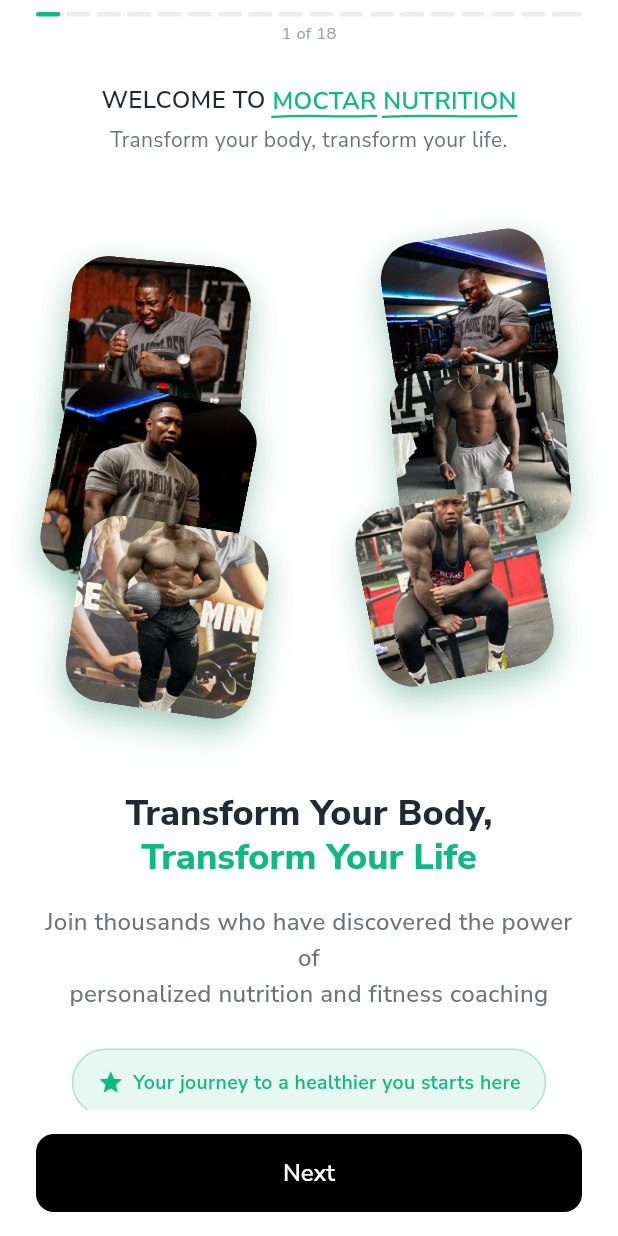
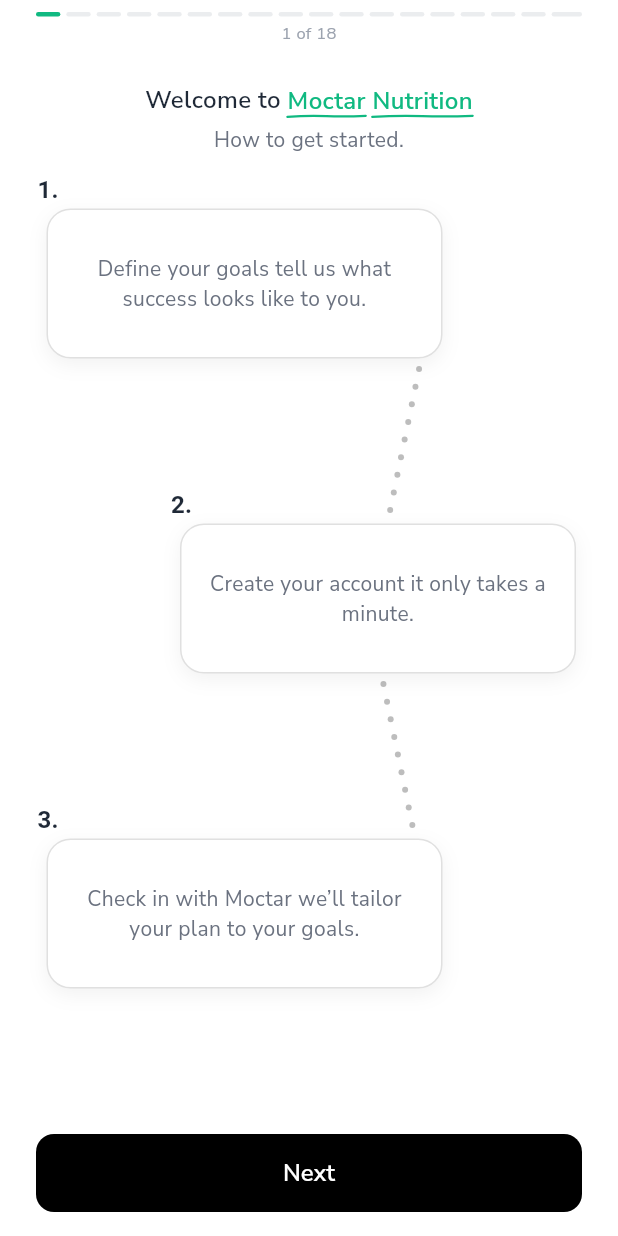
Before and after one commit to mahmoudal99/moctarnutrition, a Flutter app: the OnboardingScreen screen opened by its route, on a phone screen of 412 x 824 dp. Run offline on Flutter 3.47's test engine with Material 3 defaults, Android fonts, the phone set to English and light mode, and no system bars; our stand-ins replace auth_buttons, cached_network_image, cloud_firestore, confetti, firebase_auth, firebase_core and 18 more; missing offline and left inert: flutter_floating_bottom_bar, flutter_stripe, mobile_scanner, openfoodfacts; accounts and stored records are empty; project files that could hold a hidden picture were left out.

Commit message:
Improve get started screen

```diff
--- a/lib/features/onboarding/presentation/steps/onboarding_welcome_step.dart
+++ b/lib/features/onboarding/presentation/steps/onboarding_welcome_step.dart
@@ -1,7 +1,5 @@
+import 'package:champions_gym_app/core/constants/app_constants.dart';
 import 'package:flutter/material.dart';
-import '../../../../core/constants/app_constants.dart';
-import 'package:google_fonts/google_fonts.dart';
-import 'dart:math' as math;
 
 class OnboardingWelcomeStep extends StatefulWidget {
   const OnboardingWelcomeStep({super.key});
@@ -10,249 +8,187 @@
   State<OnboardingWelcomeStep> createState() => _OnboardingWelcomeStepState();
 }
 
-class _OnboardingWelcomeStepState extends State<OnboardingWelcomeStep>
-    with TickerProviderStateMixin {
-  late AnimationController _floatController;
-  late AnimationController _fadeController;
-  late Animation<double> _floatAnimation;
-  late Animation<double> _fadeAnimation;
-
-  final List<String> _transformationImages = [
-    'assets/images/moc_one.jpg',
-    'assets/images/moc_two.jpg',
-    'assets/images/moc_three.jpg',
-    'assets/images/moc_four.png',
-    'assets/images/moc_five.png',
-    'assets/images/moc_six.png',
-  ];
-
-  @override
-  void initState() {
-    super.initState();
-    _floatController = AnimationController(
-      duration: const Duration(seconds: 4),
-      vsync: this,
-    );
-    _fadeController = AnimationController(
-      duration: const Duration(milliseconds: 1500),
-      vsync: this,
-    );
-
-    _floatAnimation = Tween<double>(
-      begin: 0.0,
-      end: 1.0,
-    ).animate(CurvedAnimation(
-      parent: _floatController,
-      curve: Curves.easeInOut,
-    ));
-
-    _fadeAnimation = Tween<double>(
-      begin: 0.0,
-      end: 1.0,
-    ).animate(CurvedAnimation(
-      parent: _fadeController,
-      curve: Curves.easeOut,
-    ));
-
-    // Start animations
-    _floatController.repeat(reverse: true);
-    _fadeController.forward();
-  }
-
-  @override
-  void dispose() {
-    _floatController.dispose();
-    _fadeController.dispose();
-    super.dispose();
-  }
-
+class _OnboardingWelcomeStepState extends State<OnboardingWelcomeStep> {
   @override
   Widget build(BuildContext context) {
     return Padding(
       padding: const EdgeInsets.symmetric(vertical: 20.0),
-      child: Column(
-        mainAxisAlignment: MainAxisAlignment.center,
+      child: Center(
+        child: SizedBox(
+          height: 540,
+          width: double.infinity,
+          child: LayoutBuilder(
+            builder: (context, constraints) {
+              // Use full width minus horizontal margins (6 left + 6 right)
+              final double maxW = constraints.maxWidth;
+              final double cardWidth = (maxW - 100).clamp(0, maxW);
+              const double cardHeight = 120;
+
+              final double maxH = constraints.maxHeight;
+
+              final double leftX = 1; // align with horizontal margin
+              const double centerShiftX = 40; // push middle card to the right
+              final double centerX = (maxW - cardWidth) / 2 + centerShiftX;
+
+              final double topY = 0;
+              final double centerY = (maxH - cardHeight) / 2;
+              final double bottomY = maxH - cardHeight / 1;
+
+              final Offset p1 =
+                  Offset(leftX + cardWidth, topY + cardHeight / 2);
+              final Offset p2 =
+                  Offset(centerX + cardWidth / 2, centerY + cardHeight / 2);
+              final Offset p3 =
+                  Offset(leftX + cardWidth, bottomY + cardHeight / 2);
+
+              return Stack(
+                clipBehavior: Clip.none,
                 children: [
-          // Transformation Images Display
-          SizedBox(
-            height: 350,
-            width: double.infinity,
-            child: Stack(
-              children: [
-                // Floating transformation images
-                ...List.generate(_transformationImages.length, (index) {
-                  return _FloatingImage(
-                    imagePath: _transformationImages[index],
-                    index: index,
-                    floatAnimation: _floatAnimation,
-                    fadeAnimation: _fadeAnimation,
-                  );
-                }),
-              ],
+                  // Dotted road connecting cards
+                  Positioned.fill(
+                    child: CustomPaint(
+                      painter: _DottedRoadPainter(points: [p1, p2, p3]),
                     ),
                   ),
-          const SizedBox(height: 40),
-          // Lifestyle Transformation Message
-          FadeTransition(
-            opacity: _fadeAnimation,
-            child: Column(
-              children: [
-                RichText(
-                  textAlign: TextAlign.center,
-                  text: TextSpan(
-                    children: [
-                      TextSpan(
-                        text: 'Transform Your Body,\n',
-                        style: GoogleFonts.nunitoSans(
-                          fontSize: 24,
-                          fontWeight: FontWeight.w800,
-                          color: AppConstants.textPrimary,
-                          height: 1.2,
+
+                  // Step numbers outside the cards
+                  Positioned(
+                    left: leftX,
+                    top: topY - 24,
+                    child: Text(
+                      '1.',
+                      style: Theme.of(context).textTheme.titleMedium?.copyWith(
+                            fontWeight: FontWeight.bold,
                           ),
                     ),
-                      TextSpan(
-                        text: 'Transform Your Life',
-                        style: GoogleFonts.nunitoSans(
-                          fontSize: 24,
-                          fontWeight: FontWeight.w800,
-                          color: AppConstants.primaryColor,
-                          height: 1.2,
+                  ),
+                  Positioned(
+                    left: centerX,
+                    top: centerY - 24,
+                    child: Text(
+                      '2.',
+                      style: Theme.of(context).textTheme.titleMedium?.copyWith(
+                            fontWeight: FontWeight.bold,
                           ),
                     ),
-                    ],
+                  ),
+                  Positioned(
+                    left: leftX,
+                    top: bottomY - 24,
+                    child: Text(
+                      '3.',
+                      style: Theme.of(context).textTheme.titleMedium?.copyWith(
+                            fontWeight: FontWeight.bold,
                           ),
                     ),
-                const SizedBox(height: 16),
-                Text(
-                  'Join thousands who have discovered the power of\npersonalized nutrition and fitness coaching',
-                  textAlign: TextAlign.center,
-                  style: GoogleFonts.nunitoSans(
-                    fontSize: 16,
-                    fontWeight: FontWeight.w500,
-                    color: AppConstants.textSecondary,
-                    height: 1.5,
                   ),
+
+                  // Cards
+                  Positioned(
+                    left: leftX,
+                    top: topY,
+                    child: _StepCard(stepNumber: 1, width: cardWidth, cardMessage: "Define your goals tell us what success looks like to you.",),
                   ),
-                const SizedBox(height: 24),
-                Container(
-                  padding: const EdgeInsets.symmetric(horizontal: 16, vertical: 12),
-                  decoration: BoxDecoration(
-                    color: AppConstants.primaryColor.withOpacity(0.1),
-                    borderRadius: BorderRadius.circular(25),
-                    border: Border.all(
-                      color: AppConstants.primaryColor.withOpacity(0.3),
-                      width: 1,
+                  Positioned(
+                    left: centerX,
+                    top: centerY,
+                    child: _StepCard(stepNumber: 2, width: cardWidth, cardMessage: "Create your account it only takes a minute.",),
                   ),
-                  ),
-                  child: Row(
-                    mainAxisSize: MainAxisSize.min,
-                    children: [
-                      Icon(
-                        Icons.star,
-                        color: AppConstants.primaryColor,
-                        size: 18,
-                      ),
-                      const SizedBox(width: 6),
-                      Flexible(
-                        child: Text(
-                          'Your journey to a healthier you starts here',
-                          style: GoogleFonts.nunitoSans(
-                            fontSize: 13,
-                            fontWeight: FontWeight.w600,
-                            color: AppConstants.primaryColor,
-                          ),
-                          textAlign: TextAlign.center,
-                        ),
+                  Positioned(
+                    left: leftX,
+                    top: bottomY,
+                    child: _StepCard(stepNumber: 3, width: cardWidth, cardMessage: "Check in with Moctar we’ll tailor your plan to your goals.",),
                   ),
                 ],
-                  ),
-                ),
-              ],
-            ),
-          ),
-        ],
-      ),
               );
-  }
-}
-
-class _FloatingImage extends StatelessWidget {
-  final String imagePath;
-  final int index;
-  final Animation<double> floatAnimation;
-  final Animation<double> fadeAnimation;
-
-  const _FloatingImage({
-    required this.imagePath,
-    required this.index,
-    required this.floatAnimation,
-    required this.fadeAnimation,
-  });
-
-  @override
-  Widget build(BuildContext context) {
-    final screenWidth = MediaQuery.of(context).size.width;
-    final screenHeight = 350.0;
-    final availableWidth = screenWidth - 48.0; // Account for 24px padding on each side from OnboardingStepPage
-
-    final sizes = [120.0, 110.0, 130.0, 115.0, 125.0, 120.0];
-    final rotations = [0.1, -0.15, 0.2, -0.1, 0.15, -0.2];
-
-    final size = sizes[index % sizes.length];
-    final rotation = rotations[index % rotations.length];
-
-    // Simple balanced positioning
-    final positions = [
-      Offset(20, screenHeight * 0.1), // Top left
-      Offset(availableWidth - size - 20, screenHeight * 0.05), // Top right
-      Offset(10, screenHeight * 0.35), // Middle left
-      Offset(availableWidth - size - 10, screenHeight * 0.3), // Middle right
-      Offset(25, screenHeight * 0.6), // Bottom left
-      Offset(availableWidth - size - 25, screenHeight * 0.55), // Bottom right
-    ];
-
-    final position = positions[index % positions.length];
-
-    // Create floating animation offset
-    final floatOffset = floatAnimation.value * 10 * math.sin(index * 0.5);
-
-    return Positioned(
-      left: position.dx,
-      top: position.dy + floatOffset,
-      child: FadeTransition(
-        opacity: fadeAnimation,
-        child: Transform.rotate(
-          angle: rotation + (floatAnimation.value * 0.1),
-          child: Container(
-            width: size,
-            height: size,
-            decoration: BoxDecoration(
-              borderRadius: BorderRadius.circular(25),
-              boxShadow: [
-                BoxShadow(
-                  color: AppConstants.primaryColor.withOpacity(0.25),
-                  blurRadius: 20,
-                  offset: const Offset(0, 10),
-                ),
-                BoxShadow(
-                  color: Colors.black.withOpacity(0.15),
-                  blurRadius: 15,
-                  offset: const Offset(0, 6),
-                ),
-              ],
-            ),
-            child: ClipRRect(
-              borderRadius: BorderRadius.circular(25),
-              child: Image.asset(
-                imagePath,
-                fit: BoxFit.cover,
-                width: size,
-                height: size,
-              ),
-            ),
+            },
           ),
         ),
       ),
     );
   }
 }
+
+class _StepCard extends StatelessWidget {
+  final int stepNumber;
+  final double width;
+  final String cardMessage;
+
+  const _StepCard({required this.stepNumber, required this.width, required this.cardMessage});
+
+  @override
+  Widget build(BuildContext context) {
+    return Container(
+      width: width,
+      height: 100,
+      margin: const EdgeInsets.symmetric(horizontal: 6),
+      decoration: BoxDecoration(
+        color: Colors.white,
+        borderRadius: BorderRadius.circular(16),
+        border: Border.all(color: Colors.grey.shade300),
+        boxShadow: [
+          BoxShadow(
+            color: Colors.black.withOpacity(0.05),
+            blurRadius: 10,
+            offset: const Offset(0, 4),
+          ),
+        ],
+      ),
+      child: Padding(
+        padding: const EdgeInsets.all(12.0),
+        child: Center(
+          child: Text(
+            cardMessage,
+            textAlign: TextAlign.center,
+            maxLines: 5,
+            style: AppTextStyles.bodySmall,
+            overflow: TextOverflow.ellipsis,
+          ),
+        ),
+      ),
+    );
+  }
+}
+
+class _DottedRoadPainter extends CustomPainter {
+  final List<Offset> points;
+  final double dotRadius;
+  final double gap;
+
+  _DottedRoadPainter({
+    required this.points,
+    this.dotRadius = 2,
+    this.gap = 8,
+  });
+
+  @override
+  void paint(Canvas canvas, Size size) {
+    if (points.length < 2) return;
+
+    final paint = Paint()
+      ..color = Colors.grey.shade400
+      ..style = PaintingStyle.fill;
+
+    for (int i = 0; i < points.length - 1; i++) {
+      final start = points[i];
+      final end = points[i + 1];
+      final segment = end - start;
+      final length = segment.distance;
+      final direction = segment / length;
+
+      double traveled = 0;
+      while (traveled <= length) {
+        final center = start + direction * traveled;
+        canvas.drawCircle(center, dotRadius, paint);
+        traveled += dotRadius * 2 + gap;
+      }
+    }
+  }
+
+  @override
+  bool shouldRepaint(covariant _DottedRoadPainter oldDelegate) {
+    return oldDelegate.points != points ||
+        oldDelegate.dotRadius != dotRadius ||
+        oldDelegate.gap != gap;
+  }
+}
--- a/lib/features/onboarding/presentation/utils/onboarding_steps_config.dart
+++ b/lib/features/onboarding/presentation/utils/onboarding_steps_config.dart
@@ -6,12 +6,12 @@
   static List<OnboardingStep> getSteps() {
     return [
       OnboardingStep(
-        title: 'WELCOME TO MOCTAR NUTRITION',
-        subtitle: 'Transform your body, transform your life.',
+        title: 'Welcome to Moctar Nutrition',
+        subtitle: 'How to get started.',
         icon: "arrow.json",
         showIconColor: false,
         color: AppConstants.primaryColor,
-        highlightedWords: ['MOCTAR', 'NUTRITION'],
+        highlightedWords: ['Moctar', 'Nutrition'],
       ),
       OnboardingStep(
         title: 'Start with You',
```
Lines whose indentation alone changed are shown as unchanged.
